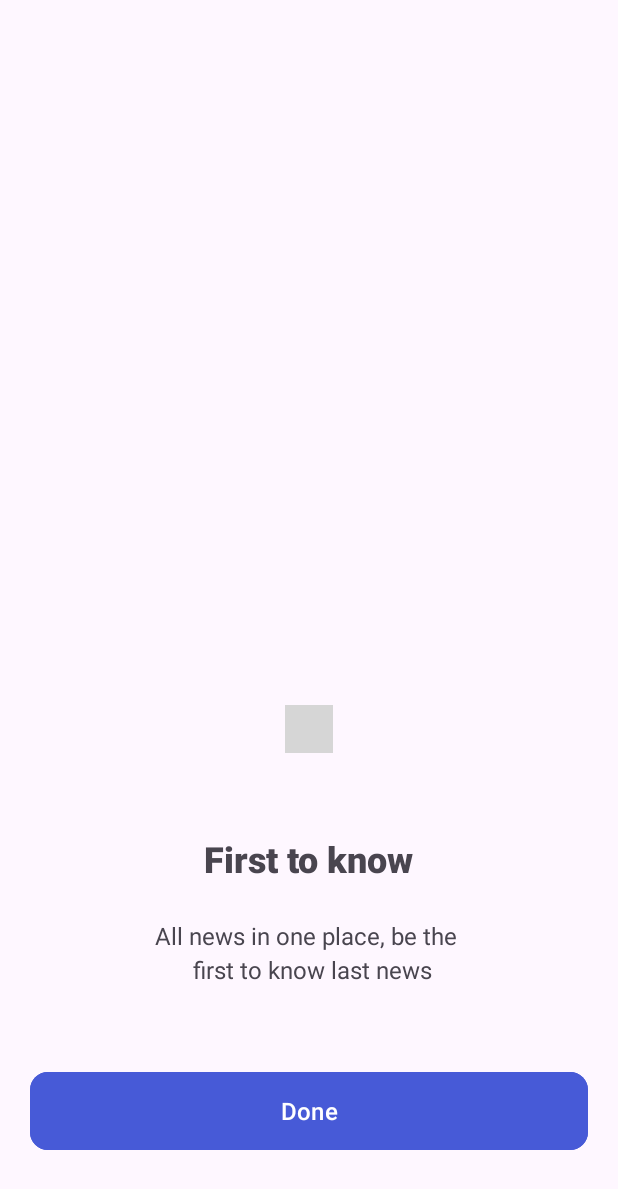
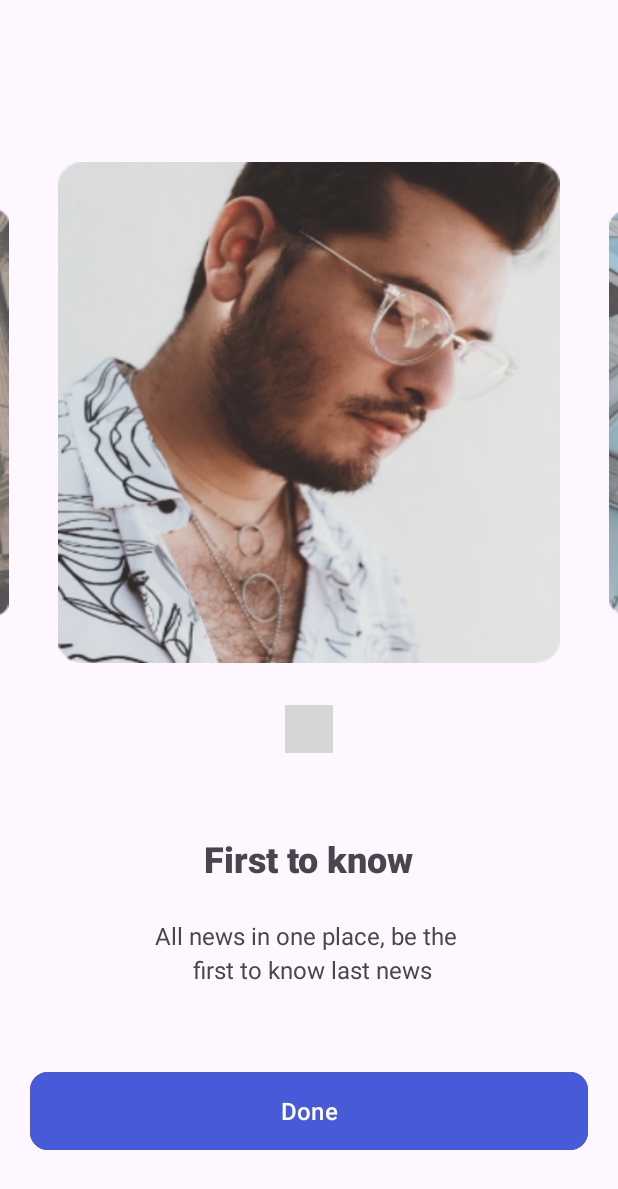
Before and after one commit to iqbalrivaldi28/OnBoardingPage, an Android app: the screen it shows after launch (OnboardingActivity), on a phone screen of 412 x 824 dp. Shown: the top 1189 px of the screen. Run offline under Robolectric (Android 15) with nearby library versions, the phone set to English and light mode, and no system bars; plain views replace WormDotsIndicator; 1 statement that could not run was skipped; grey boxes are pictures that could not be loaded.

Commit message:
feat: finish

```diff
--- a/app/src/main/java/com/example/onboardingpage/OnboardingActivity.kt
+++ b/app/src/main/java/com/example/onboardingpage/OnboardingActivity.kt
@@ -1,11 +1,70 @@
 package com.example.onboardingpage
 
+import android.content.Intent
 import androidx.appcompat.app.AppCompatActivity
 import android.os.Bundle
+import android.view.WindowManager
+import androidx.viewpager2.widget.ViewPager2
+import com.example.onboardingpage.databinding.ActivityOnboardingBinding
+import kotlin.math.abs
+import kotlin.math.max
 
 class OnboardingActivity : AppCompatActivity() {
+
+    private lateinit var binding: ActivityOnboardingBinding
+
+    private val image = intArrayOf(
+        R.drawable.image1,
+        R.drawable.image2,
+        R.drawable.image3
+    )
+
     override fun onCreate(savedInstanceState: Bundle?) {
         super.onCreate(savedInstanceState)
-        setContentView(R.layout.activity_onboarding)
+        binding = ActivityOnboardingBinding.inflate(layoutInflater)
+        setContentView(binding.root)
+
+        window.setFlags(WindowManager.LayoutParams.FLAG_LAYOUT_NO_LIMITS, WindowManager.LayoutParams.FLAG_LAYOUT_NO_LIMITS)
+
+        val SliderAdapter = SliderAdapter(image, this@OnboardingActivity)
+
+        binding.apply {
+            viewPager.apply {
+                orientation = ViewPager2.ORIENTATION_HORIZONTAL
+                adapter = SliderAdapter
+                offscreenPageLimit = 3
+                val pageMargin = resources.getDimensionPixelOffset(R.dimen.pageMargin).toFloat()
+                val pageOffset = resources.getDimensionPixelOffset(R.dimen.offset).toFloat()
+                wormDotsIndicator.attachTo(viewPager)
+                currentItem = 1
+
+                setPageTransformer{page, position ->
+                    val myOffset = position * - (2 * pageOffset + pageMargin)
+                    if (position < - 1)
+                    {
+                        page.translationX = - myOffset
+                    }
+                    else if (position <= 1)
+                    {
+                        val scaleFactor = max(0.7f , 1 - abs(position - 0.14285715f))
+                        page.translationX = myOffset
+                        page.scaleY = scaleFactor
+                        page.alpha = scaleFactor
+                    }
+                    else
+                    {
+                        page.alpha = 0f
+                        page.translationX = myOffset
+                    }
+                }
+
+            }
+        }
+
+        binding.btnHome.setOnClickListener {
+            startActivity(Intent(this@OnboardingActivity, MainActivity::class.java))
+            finish()
+        }
+
     }
 }
--- /dev/null
+++ b/app/src/main/java/com/example/onboardingpage/SliderAdapter.kt
@@ -0,0 +1,27 @@
+package com.example.onboardingpage
+
+import android.content.Context
+import android.view.LayoutInflater
+import android.view.ViewGroup
+import androidx.recyclerview.widget.RecyclerView
+import com.example.onboardingpage.databinding.SliderItemBinding
+
+class SliderAdapter(private val images: IntArray, private val context: Context): RecyclerView.Adapter<SliderAdapter.SliderAdapterViewHolder>()
+{
+    class SliderAdapterViewHolder(var binding: SliderItemBinding): RecyclerView.ViewHolder(binding.root){
+
+    }
+
+    override fun onCreateViewHolder(parent: ViewGroup, viewType: Int): SliderAdapterViewHolder {
+        val binding = SliderItemBinding.inflate(LayoutInflater.from(context), parent, false)
+        return SliderAdapterViewHolder(binding)
+    }
+
+    override fun onBindViewHolder(holder: SliderAdapterViewHolder, position: Int) {
+        val imagesRes = images[position]
+        holder.binding.imageView.setImageResource(imagesRes)
+    }
+
+    override fun getItemCount() = images.size
+
+}
--- a/app/src/main/res/layout/activity_splash.xml
+++ b/app/src/main/res/layout/activity_splash.xml
@@ -1,6 +1,5 @@
 <?xml version="1.0" encoding="utf-8"?>
 <RelativeLayout xmlns:android="http://schemas.android.com/apk/res/android"
-    xmlns:app="http://schemas.android.com/apk/res-auto"
     xmlns:tools="http://schemas.android.com/tools"
     android:layout_width="match_parent"
     android:layout_height="match_parent"
--- /dev/null
+++ b/app/src/main/res/layout/slider_item.xml
@@ -0,0 +1,15 @@
+<?xml version="1.0" encoding="utf-8"?>
+<RelativeLayout xmlns:android="http://schemas.android.com/apk/res/android"
+    android:layout_width="match_parent"
+    android:layout_height="match_parent"
+    xmlns:tools="http://schemas.android.com/tools">
+
+
+    <ImageView
+        android:id="@+id/imageView"
+        android:layout_width="match_parent"
+        android:layout_height="match_parent"
+        tools:src="@tools:sample/backgrounds/scenic"
+        android:layout_centerInParent="true"/>
+
+</RelativeLayout>
--- /dev/null
+++ b/app/src/main/res/values/dimens.xml
@@ -0,0 +1,5 @@
+<?xml version="1.0" encoding="utf-8"?>
+<resources>
+    <dimen name="pageMargin">5dp</dimen>
+    <dimen name="offset">20dp</dimen>
+</resources>
```
